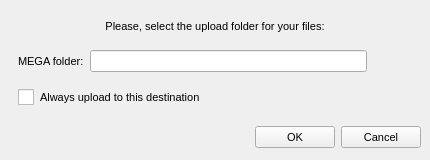
Before: the Qt Designer form Source/MEGASync/gui/UploadToMegaDialog.ui in meganz/MEGAsync, drawn with Qt 5.
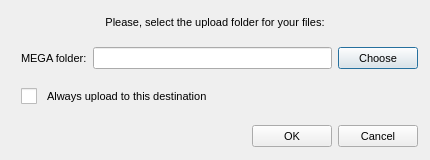
After: the same form once the commit is applied. Icons and pictures are not drawn.

Commit message: GUI fixes for several dialogs

```diff
--- a/Source/MEGASync/gui/UploadToMegaDialog.ui
+++ b/Source/MEGASync/gui/UploadToMegaDialog.ui
@@ -50,14 +50,25 @@
     min-height: 14px;
 	height: 14px;
 }
+
+#cDefaultPath
+{
+    spacing: 10px;
+}
 </string>
   </property>
   <layout class="QVBoxLayout" name="verticalLayout">
-   <property name="spacing">
-    <number>6</number>
+   <property name="leftMargin">
+    <number>12</number>
    </property>
-   <property name="margin">
-    <number>9</number>
+   <property name="topMargin">
+    <number>5</number>
+   </property>
+   <property name="rightMargin">
+    <number>12</number>
+   </property>
+   <property name="bottomMargin">
+    <number>10</number>
    </property>
    <item>
     <widget class="QLabel" name="label">
@@ -94,7 +105,7 @@
        <number>0</number>
       </property>
       <property name="rightMargin">
-       <number>9</number>
+       <number>0</number>
       </property>
       <property name="bottomMargin">
        <number>0</number>
@@ -119,20 +130,7 @@
       <item>
        <widget class="QPushButton" name="bChange">
         <property name="text">
-         <string/>
-        </property>
-        <property name="icon">
-         <iconset resource="Resources.qrc">
-          <normaloff>:/images/import_cloud_ico.png</normaloff>:/images/import_cloud_ico.png</iconset>
-        </property>
-        <property name="iconSize">
-         <size>
-          <width>24</width>
-          <height>24</height>
-         </size>
-        </property>
-        <property name="flat">
-         <bool>true</bool>
+         <string>Choose</string>
         </property>
        </widget>
       </item>
```
Left out of the diff: 4 changed lines with no effect on the pictures. The commit also changes 5 other files.
